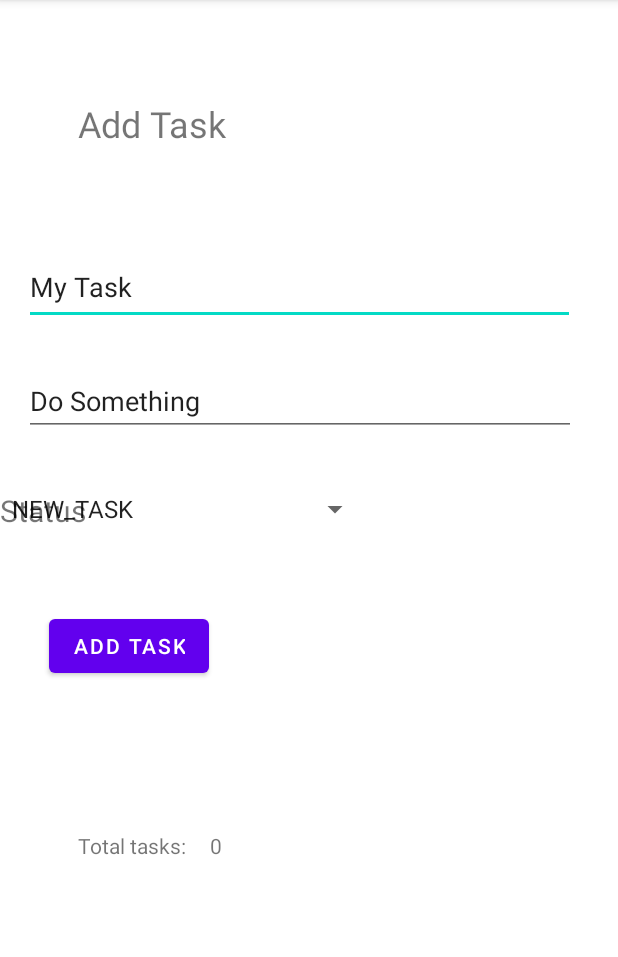
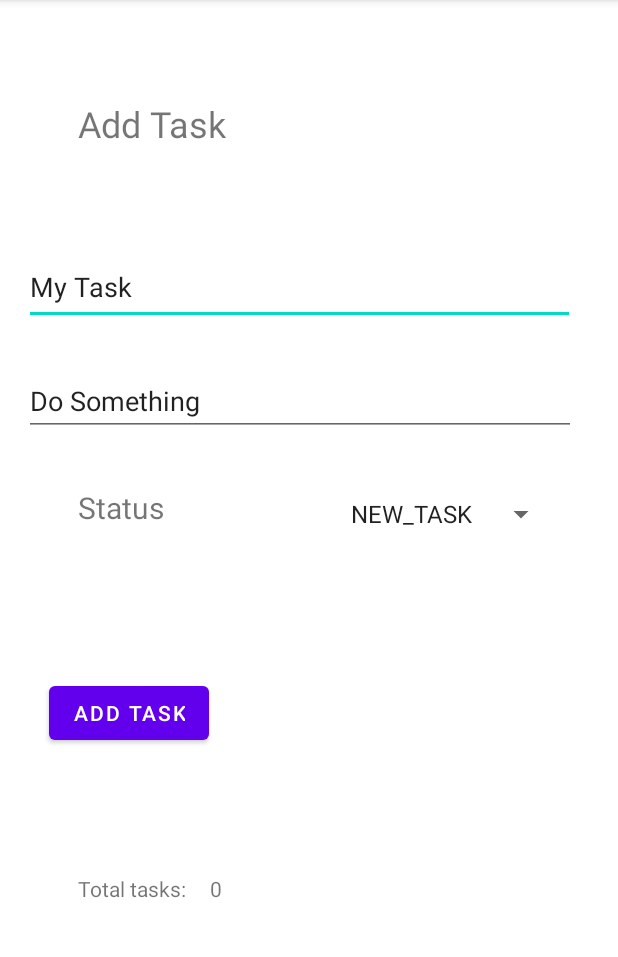
Before and after one commit to jennerdulce/taskmaster, an Android app: the screen it shows after launch (AddTaskActivity), after a tap on "ADD TASK", on a phone screen of 412 x 824 dp, the part 84-1041 px from its top. Run offline under Robolectric (Android 15) with nearby library versions, the phone set to English and light mode, and no system bars; our stand-ins replace Room's generated code.

Commit message:
Finished lab 29

```diff
--- a/app/src/main/java/com/jennerdulce/taskmaster/activities/AddTaskActivity.java
+++ b/app/src/main/java/com/jennerdulce/taskmaster/activities/AddTaskActivity.java
@@ -38,8 +38,10 @@ public class AddTaskActivity extends AppCompatActivity {
         Spinner taskStatusSpinner = findViewById(R.id.taskStatusSpinner);
         taskStatusSpinner.setAdapter(new ArrayAdapter<>(this, android.R.layout.simple_spinner_item, StatusEnum.values()));
         TaskItem taskItem = taskmasterDatabase.taskItemDao().findById(taskId);
-        int spinnerPosition = getSpinnerIndex(taskStatusSpinner, taskItem.state.toString());
-        taskStatusSpinner.setSelection(spinnerPosition);
+        if(taskItem != null){
+            int spinnerPosition = getSpinnerIndex(taskStatusSpinner, taskItem.state.toString());
+            taskStatusSpinner.setSelection(spinnerPosition);
+        }
 
         Button addTaskButton = (Button) findViewById(R.id.addTaskFormButton);
         addTaskButton.setOnClickListener(view -> {
--- a/app/src/main/java/com/jennerdulce/taskmaster/activities/MainActivity.java
+++ b/app/src/main/java/com/jennerdulce/taskmaster/activities/MainActivity.java
@@ -46,6 +46,7 @@ public class MainActivity extends AppCompatActivity {
         taskmasterDatabase = Room.databaseBuilder(getApplicationContext(), TaskmasterDatabase.class, DATABASE_INSTANCE_NAME)
                 .allowMainThreadQueries()
                 .build();
+
         List<TaskItem> taskItemList = taskmasterDatabase.taskItemDao().findAll();
         // RecycleView
 //        List<TaskItem> taskItemList = new ArrayList<>();
@@ -57,8 +58,8 @@ public class MainActivity extends AppCompatActivity {
         RecyclerView.LayoutManager lm = new LinearLayoutManager(this);
         recyclerView.setLayoutManager(lm);
 
-        TaskRecyclerViewAdapter taskListRecyclerViewAdapter = new TaskRecyclerViewAdapter(this, taskItemList);
-        recyclerView.setAdapter(taskListRecyclerViewAdapter);
+        taskRecyclerViewAdapter = new TaskRecyclerViewAdapter(this, taskItemList);
+        recyclerView.setAdapter(taskRecyclerViewAdapter);
 
         // Add Task Intent Button
         Button addTaskButton = (Button) findViewById(R.id.addTaskButton);
--- a/app/src/main/java/com/jennerdulce/taskmaster/activities/TaskDetailActivity.java
+++ b/app/src/main/java/com/jennerdulce/taskmaster/activities/TaskDetailActivity.java
@@ -1,26 +1,43 @@
 package com.jennerdulce.taskmaster.activities;
 
+import static com.jennerdulce.taskmaster.activities.MainActivity.DATABASE_INSTANCE_NAME;
+
 import androidx.appcompat.app.AppCompatActivity;
+import androidx.room.Room;
 
 import android.content.Intent;
 import android.os.Bundle;
 import android.widget.TextView;
 
 import com.jennerdulce.taskmaster.R;
+import com.jennerdulce.taskmaster.adapters.TaskRecyclerViewAdapter;
+import com.jennerdulce.taskmaster.database.TaskmasterDatabase;
+import com.jennerdulce.taskmaster.models.TaskItem;
 
 public class TaskDetailActivity extends AppCompatActivity {
+
+    TaskmasterDatabase taskmasterDatabase;
+    TaskRecyclerViewAdapter taskRecyclerViewAdapter;
 
     @Override
     protected void onCreate(Bundle savedInstanceState) {
         super.onCreate(savedInstanceState);
         setContentView(R.layout.activity_task_detail);
 
+        // Bring in Database
+        taskmasterDatabase = Room.databaseBuilder(getApplicationContext(), TaskmasterDatabase.class, DATABASE_INSTANCE_NAME)
+                .allowMainThreadQueries()
+                .build();
+
         // Handle Intent
         Intent intent = getIntent();
-        String taskName = intent.getExtras().get(MainActivity.TASK_NAME_STRING).toString();
-        if(taskName != null){
+        long taskId = intent.getLongExtra(MainActivity.TASK_ID_STRING, -1);
+        TaskItem taskItem = taskmasterDatabase.taskItemDao().findById(taskId);
+        if(taskItem != null){
             TextView taskDetailsHeader = findViewById(R.id.taskDetailsHeaderTextView);
-            taskDetailsHeader.setText(taskName);
+            TextView taskDetailsDescription = findViewById(R.id.taskDetailsDescTextView);
+            taskDetailsHeader.setText(taskItem.taskName);
+            taskDetailsDescription.setText(taskItem.body);
         }
     }
 }
--- a/app/src/main/res/layout/activity_add_task.xml
+++ b/app/src/main/res/layout/activity_add_task.xml
@@ -60,19 +60,20 @@
         app:layout_constraintEnd_toEndOf="parent"
         app:layout_constraintHorizontal_bias="0.108"
         app:layout_constraintStart_toStartOf="parent"
-        app:layout_constraintTop_toBottomOf="@+id/taskDescriptionPlainText"
+        app:layout_constraintTop_toBottomOf="@+id/taskStatusTextView"
         app:layout_constraintVertical_bias="0.27" />
 
     <TextView
         android:id="@+id/taskCountTextView"
         android:layout_width="wrap_content"
         android:layout_height="wrap_content"
-        android:layout_marginStart="52dp"
         android:text="@string/TotalTaskCount"
         app:layout_constraintBottom_toBottomOf="parent"
+        app:layout_constraintEnd_toEndOf="parent"
+        app:layout_constraintHorizontal_bias="0.153"
         app:layout_constraintStart_toStartOf="parent"
         app:layout_constraintTop_toBottomOf="@+id/addTaskFormButton"
-        app:layout_constraintVertical_bias="0.337" />
+        app:layout_constraintVertical_bias="0.334" />
 
     <TextView
         android:id="@+id/textCountNumberTextView"
@@ -91,30 +92,37 @@
         android:id="@+id/addTaskSubmittedTextView"
         android:layout_width="wrap_content"
         android:layout_height="wrap_content"
-        app:layout_constraintBottom_toBottomOf="parent"
+        app:layout_constraintBottom_toBottomOf="@+id/addTaskFormButton"
         app:layout_constraintEnd_toEndOf="parent"
-        app:layout_constraintHorizontal_bias="0.497"
+        app:layout_constraintHorizontal_bias="0.487"
         app:layout_constraintStart_toEndOf="@+id/addTaskFormButton"
-        app:layout_constraintTop_toBottomOf="@+id/taskDescriptionPlainText"
-        app:layout_constraintVertical_bias="0.292"
+        app:layout_constraintTop_toTopOf="@+id/addTaskFormButton"
+        app:layout_constraintVertical_bias="0.586"
         tools:text='"Submitted!"' />
 
     <TextView
         android:id="@+id/taskStatusTextView"
         android:layout_width="wrap_content"
         android:layout_height="wrap_content"
-        android:layout_marginTop="36dp"
+        android:layout_marginTop="32dp"
         android:text="@string/TaskStatus"
         android:textSize="20sp"
+        app:layout_constraintBottom_toBottomOf="parent"
+        app:layout_constraintEnd_toEndOf="parent"
+        app:layout_constraintHorizontal_bias="0.146"
+        app:layout_constraintStart_toStartOf="parent"
         app:layout_constraintTop_toBottomOf="@+id/taskDescriptionPlainText"
-        tools:layout_editor_absoluteX="16dp" />
+        app:layout_constraintVertical_bias="0.005" />
 
     <Spinner
         android:id="@+id/taskStatusSpinner"
-        android:layout_width="247dp"
-        android:layout_height="25dp"
-        android:layout_marginTop="36dp"
+        android:layout_width="145dp"
+        android:layout_height="24dp"
+        app:layout_constraintBottom_toBottomOf="parent"
+        app:layout_constraintEnd_toEndOf="parent"
+        app:layout_constraintHorizontal_bias="0.74"
+        app:layout_constraintStart_toEndOf="@+id/taskStatusTextView"
         app:layout_constraintTop_toBottomOf="@+id/taskDescriptionPlainText"
-        tools:layout_editor_absoluteX="137dp" />
+        app:layout_constraintVertical_bias="0.088" />
 
 </androidx.constraintlayout.widget.ConstraintLayout>
```
